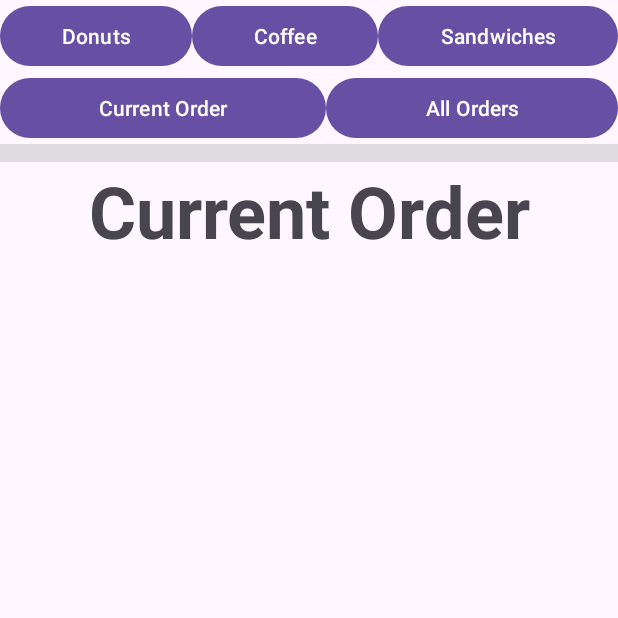
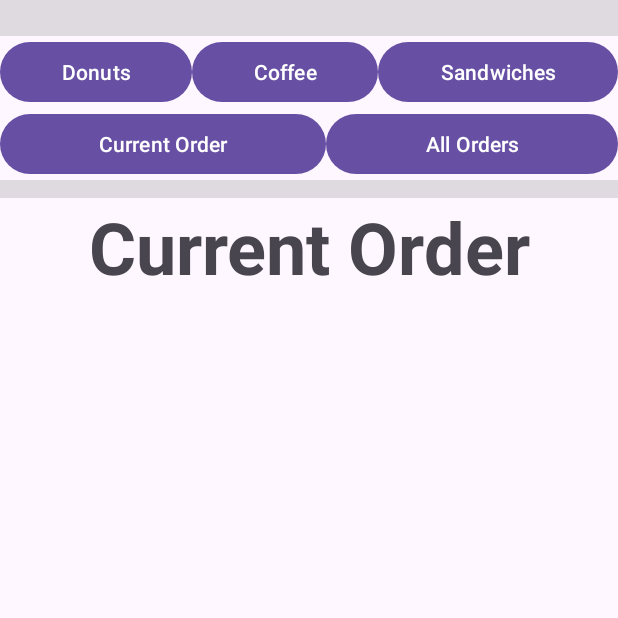
Before and after one commit to woogyeom/CS213-Project-5, an Android app: the screen it shows after launch (MainActivity), on a phone screen of 412 x 824 dp, the top half of it. Run offline under Robolectric (Android 15) with nearby library versions, the phone set to English and light mode, and no system bars.

Commit message:
Added Divider on top.

```diff
--- a/app/src/main/res/layout/activity_main.xml
+++ b/app/src/main/res/layout/activity_main.xml
@@ -7,6 +7,24 @@
     android:layout_height="wrap_content"
     android:orientation="vertical"
     tools:context=".MainActivity">
+
+    <View
+        android:id="@+id/divider"
+        android:layout_width="match_parent"
+        android:layout_height="12dp"
+        android:background="?android:attr/listDivider"
+        android:backgroundTint="#040303"
+        android:foregroundTint="#000000"
+        android:visibility="visible" />
+
+    <View
+        android:id="@+id/divider"
+        android:layout_width="match_parent"
+        android:layout_height="12dp"
+        android:background="?android:attr/listDivider"
+        android:backgroundTint="#040303"
+        android:foregroundTint="#000000"
+        android:visibility="visible" />
 
     <LinearLayout
         android:layout_width="match_parent"
```
